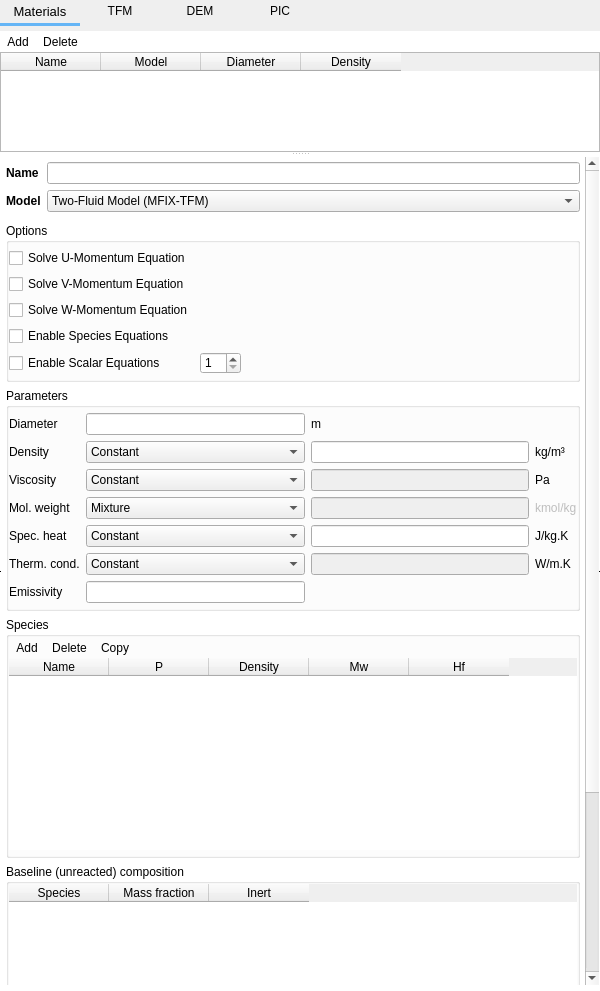
First picture: the form in mfixgui/uifiles/solids.ui, repository truongd8593/mfix, before the edit.
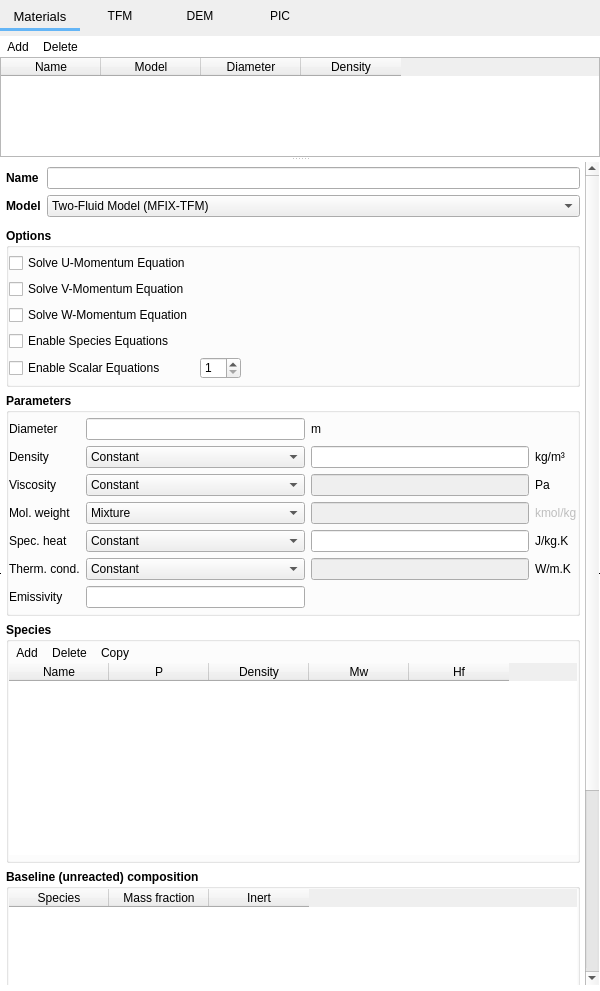
Second picture: the form after the edit. Custom widgets are drawn as their Qt base class.

Commit message: boldface group labels

```diff
--- a/mfixgui/uifiles/solids.ui
+++ b/mfixgui/uifiles/solids.ui
@@ -69,7 +69,7 @@
        <number>0</number>
       </property>
       <property name="topMargin">
-       <number>0</number>
+       <number>5</number>
       </property>
       <property name="rightMargin">
        <number>0</number>
@@ -411,8 +411,8 @@
             <rect>
              <x>0</x>
              <y>0</y>
-             <width>585</width>
-             <height>1096</height>
+             <width>584</width>
+             <height>1077</height>
             </rect>
            </property>
            <property name="sizePolicy">
@@ -511,6 +511,12 @@
             </item>
             <item row="2" column="0" colspan="6">
              <widget class="QGroupBox" name="groupbox_options">
+              <property name="font">
+               <font>
+                <weight>75</weight>
+                <bold>true</bold>
+               </font>
+              </property>
               <property name="title">
                <string>Options</string>
               </property>
@@ -590,6 +596,12 @@
             </item>
             <item row="5" column="0" colspan="6">
              <widget class="QGroupBox" name="groupbox_baseline">
+              <property name="font">
+               <font>
+                <weight>75</weight>
+                <bold>true</bold>
+               </font>
+              </property>
               <property name="title">
                <string>Baseline (unreacted) composition</string>
               </property>
@@ -730,6 +742,12 @@
             </item>
             <item row="3" column="0" colspan="6">
              <widget class="QGroupBox" name="groupbox_solids_parameters">
+              <property name="font">
+               <font>
+                <weight>75</weight>
+                <bold>true</bold>
+               </font>
+              </property>
               <property name="title">
                <string>Parameters</string>
               </property>
@@ -1025,6 +1043,12 @@
             </item>
             <item row="4" column="0" colspan="6">
              <widget class="QGroupBox" name="groupbox_species">
+              <property name="font">
+               <font>
+                <weight>75</weight>
+                <bold>true</bold>
+               </font>
+              </property>
               <property name="title">
                <string>Species</string>
               </property>
@@ -3357,16 +3381,16 @@
   </layout>
  </widget>
  <customwidgets>
-  <customwidget>
-   <class>LineEdit</class>
-   <extends>QLineEdit</extends>
-   <header>mfixgui.widgets.base</header>
-  </customwidget>
   <customwidget>
    <class>CheckBox</class>
    <extends>QCheckBox</extends>
    <header>mfixgui.widgets.base</header>
   </customwidget>
+  <customwidget>
+   <class>LineEdit</class>
+   <extends>QLineEdit</extends>
+   <header>mfixgui.widgets.base</header>
+  </customwidget>
   <customwidget>
    <class>ComboBox</class>
    <extends>QComboBox</extends>
```
Left out of the diff: 50 changed lines with no effect on the pictures. The commit also changes 2 other files.
